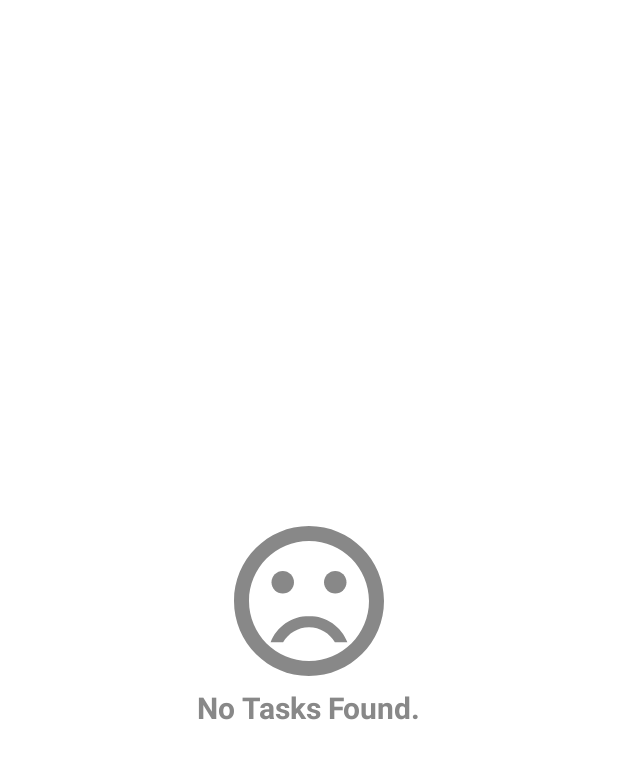
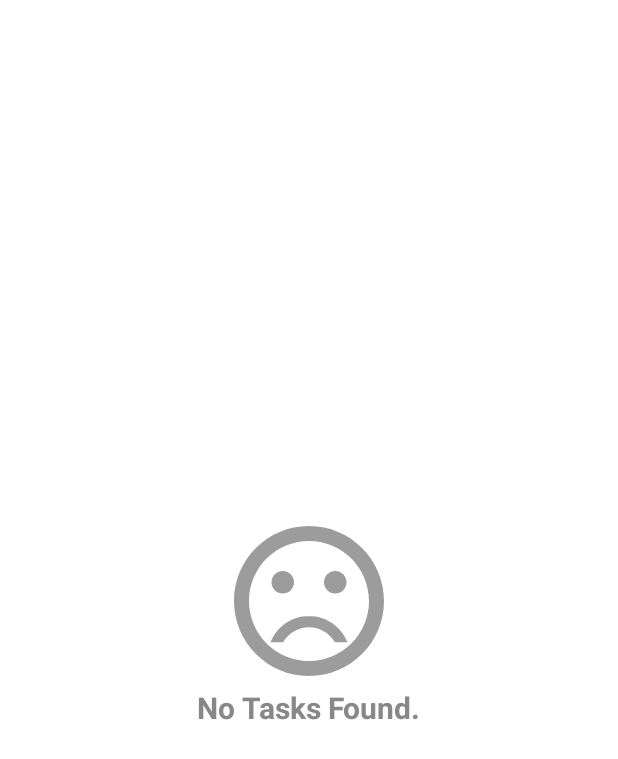
Before and after one commit to emineinan/ComposeToDoApp, an Android app built with Jetpack Compose: the @Preview function EmptyContentPreview, on a phone screen of 412 x 824 dp. Shown: the top 759 px of the screen. Run offline under Robolectric (Android 15) with nearby library versions, the phone set to English and light mode, and no system bars.

Commit message:
Add new colors

```diff
--- a/app/src/main/java/com/example/composetodoapp/ui/screens/list/EmptyContent.kt
+++ b/app/src/main/java/com/example/composetodoapp/ui/screens/list/EmptyContent.kt
@@ -18,6 +18,7 @@ import androidx.compose.ui.text.font.FontWeight
 import androidx.compose.ui.tooling.preview.Preview
 import androidx.compose.ui.unit.dp
 import com.example.composetodoapp.R
+import com.example.composetodoapp.ui.theme.MediumGray
 
 @Composable
 fun EmptyContent() {
@@ -32,7 +33,7 @@ fun EmptyContent() {
             modifier = Modifier.size(120.dp),
             painter = painterResource(id = R.drawable.ic_sad_face),
             contentDescription = stringResource(id = R.string.sad_face_icon),
-            tint = Color.Gray
+            tint = MediumGray
         )
         Text(
             text = stringResource(id = R.string.empty_content),
```
Also changed, not shown: app/src/main/java/com/example/composetodoapp/ui/theme/Color.kt (+12 -8 lines).
